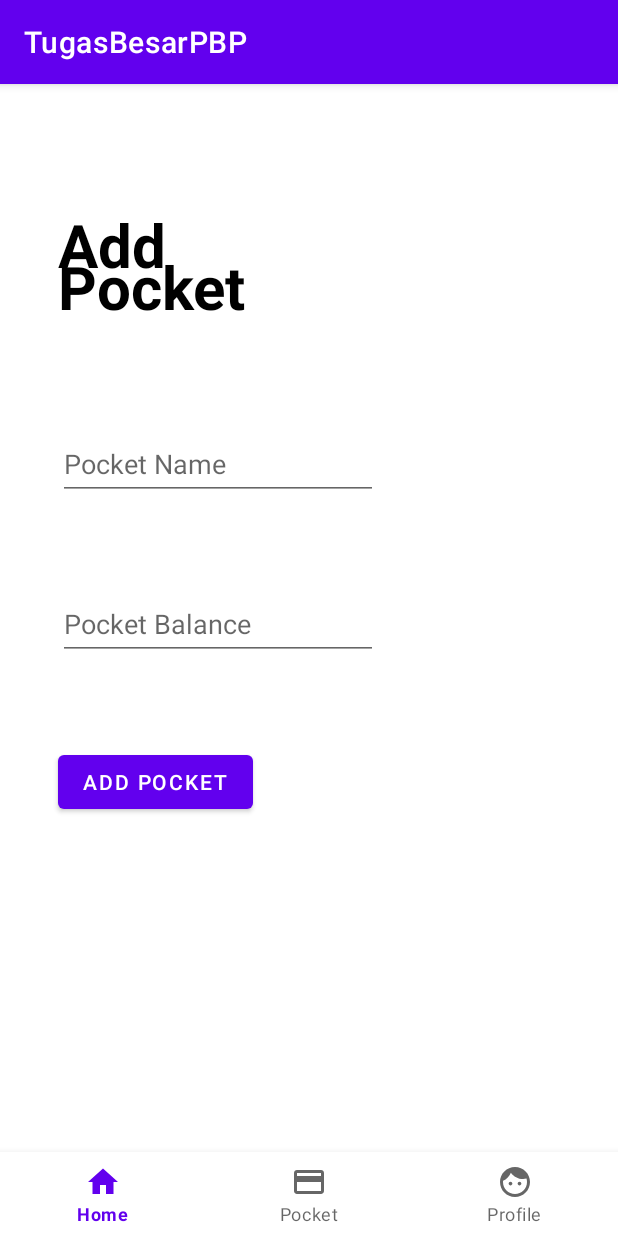
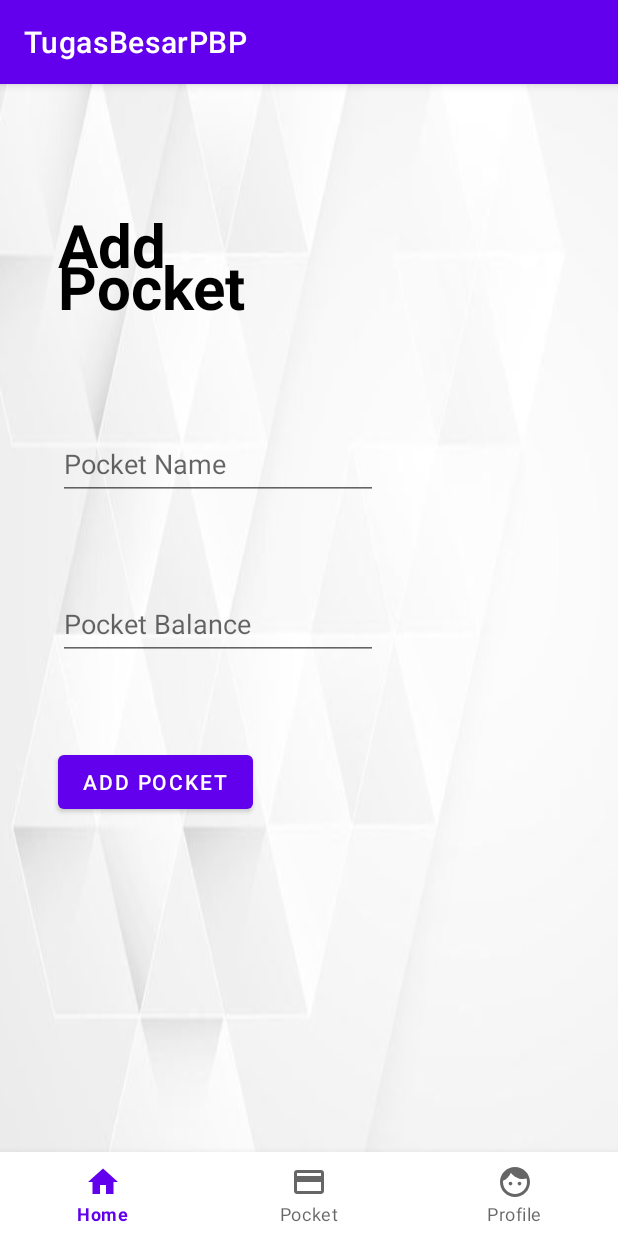
Before and after one commit to GtFoBAE05/TugasBesarPBP, an Android app: the fragment addPocketFragment placed in its activity, on a phone screen of 412 x 824 dp. Run offline under Robolectric (Android 15) with nearby library versions, the phone set to English and light mode, and no system bars; our stand-ins replace Room's generated code; plain views replace PrefixSuffixEditText.

Commit message:
tambahan layout

```diff
--- a/app/src/main/res/layout/activity_home.xml
+++ b/app/src/main/res/layout/activity_home.xml
@@ -11,6 +11,7 @@
       android:id="@+id/fragmentContainerView"
       android:layout_width="match_parent"
       android:layout_height="0dp"
+      android:background="@drawable/uang_depo"
       app:layout_constraintBottom_toTopOf="@+id/bottomnav"
       app:layout_constraintEnd_toEndOf="parent"
       app:layout_constraintStart_toStartOf="parent"
--- a/app/src/main/res/layout/activity_login_page.xml
+++ b/app/src/main/res/layout/activity_login_page.xml
@@ -16,8 +16,8 @@
         android:layout_width="match_parent"
 
         android:layout_height="match_parent"
+        android:background="@drawable/white"
         tools:context=".LoginPage">
-
 
 
         <TextView
@@ -97,8 +97,8 @@
                 android:layout_width="match_parent"
                 android:layout_height="wrap_content"
                 android:drawableStart="@drawable/ic_baseline_lock_24"
-                android:paddingEnd="40dp"
-                android:inputType="textPassword" />
+                android:inputType="textPassword"
+                android:paddingEnd="40dp" />
 
         </com.google.android.material.textfield.TextInputLayout>
 
--- a/app/src/main/res/layout/activity_splash_screen.xml
+++ b/app/src/main/res/layout/activity_splash_screen.xml
@@ -1,11 +1,11 @@
 <?xml version="1.0" encoding="utf-8"?>
-<androidx.constraintlayout.widget.ConstraintLayout
-    xmlns:android="http://schemas.android.com/apk/res/android"
+<androidx.constraintlayout.widget.ConstraintLayout xmlns:android="http://schemas.android.com/apk/res/android"
     xmlns:app="http://schemas.android.com/apk/res-auto"
     xmlns:tools="http://schemas.android.com/tools"
+    android:id="@+id/IDE"
     android:layout_width="match_parent"
     android:layout_height="match_parent"
-    android:background="#fff"
+    android:background="@drawable/coins"
     tools:context=".SplashScreen">
 
     <ImageView
--- a/app/src/main/res/layout/fragment_add_pocket.xml
+++ b/app/src/main/res/layout/fragment_add_pocket.xml
@@ -9,7 +9,8 @@
 
     <androidx.constraintlayout.widget.ConstraintLayout
         android:layout_width="match_parent"
-        android:layout_height="match_parent">
+        android:layout_height="match_parent"
+        android:background="@drawable/white">
 
         <TextView
             android:id="@+id/txtAddPocket"
@@ -49,7 +50,6 @@
             android:layout_width="wrap_content"
             android:layout_height="wrap_content"
             android:ems="10"
-            app:prefix="$"
             android:hint="Pocket Balance"
             android:inputType="number"
             android:minHeight="48dp"
@@ -58,7 +58,8 @@
             app:layout_constraintHorizontal_bias="0.194"
             app:layout_constraintStart_toStartOf="parent"
             app:layout_constraintTop_toBottomOf="@+id/etPocketName"
-            app:layout_constraintVertical_bias="0.151" />
+            app:layout_constraintVertical_bias="0.151"
+            app:prefix="$" />
 
         <Button
             android:id="@+id/btnAddPocket"
--- a/app/src/main/res/layout/fragment_landing_page.xml
+++ b/app/src/main/res/layout/fragment_landing_page.xml
@@ -8,7 +8,8 @@
 
     <RelativeLayout
         android:layout_width="match_parent"
-        android:layout_height="match_parent">
+        android:layout_height="match_parent"
+        android:background="@drawable/white">
 
         <TextView
             android:id="@+id/txtWelcome"
--- a/app/src/main/res/layout/fragment_pocket.xml
+++ b/app/src/main/res/layout/fragment_pocket.xml
@@ -8,7 +8,8 @@
 
     <RelativeLayout
         android:layout_width="match_parent"
-        android:layout_height="match_parent">
+        android:layout_height="match_parent"
+        android:background="@drawable/white">
 
         <androidx.recyclerview.widget.RecyclerView
             android:id="@+id/rvPocketPage"
@@ -18,6 +19,7 @@
             android:layout_alignParentTop="true"
             android:layout_marginStart="0dp"
             android:layout_marginTop="0dp"
+            android:background="@drawable/white"
             tools:listitem="@layout/rv_pocket" />
 
         <Button
--- a/app/src/main/res/layout/fragment_profile.xml
+++ b/app/src/main/res/layout/fragment_profile.xml
@@ -11,7 +11,8 @@
 
     <androidx.constraintlayout.widget.ConstraintLayout
         android:layout_width="match_parent"
-        android:layout_height="match_parent">
+        android:layout_height="match_parent"
+        android:background="@drawable/white">
 
         <androidx.cardview.widget.CardView
             android:id="@+id/cardView"
@@ -28,7 +29,8 @@
 
             <androidx.constraintlayout.widget.ConstraintLayout
                 android:layout_width="409dp"
-                android:layout_height="171dp">
+                android:layout_height="171dp"
+                android:background="@drawable/white">
 
                 <ImageView
                     android:id="@+id/userProfilePic"
--- a/app/src/main/res/layout/fragment_update_profile.xml
+++ b/app/src/main/res/layout/fragment_update_profile.xml
@@ -10,7 +10,8 @@
     <androidx.constraintlayout.widget.ConstraintLayout
         android:id="@+id/updateAccountConstraint"
         android:layout_width="match_parent"
-        android:layout_height="match_parent">
+        android:layout_height="match_parent"
+        android:background="@drawable/white">
 
         <ImageView
             android:id="@+id/imageView2"
--- a/app/src/main/res/layout/rv_pocket.xml
+++ b/app/src/main/res/layout/rv_pocket.xml
@@ -4,6 +4,7 @@
     xmlns:tools="http://schemas.android.com/tools"
     android:layout_width="wrap_content"
     android:layout_height="wrap_content"
+    android:background="@drawable/white"
     android:padding="10dp">
 
     <androidx.cardview.widget.CardView
```
Also changed, not shown: app/src/main/res/layout/activity_register_page.xml (+4 -3 lines), app/src/main/res/layout/fragment_pocket_detail.xml (+4 -3 lines), app/src/main/res/drawable/white.jpg (added).
